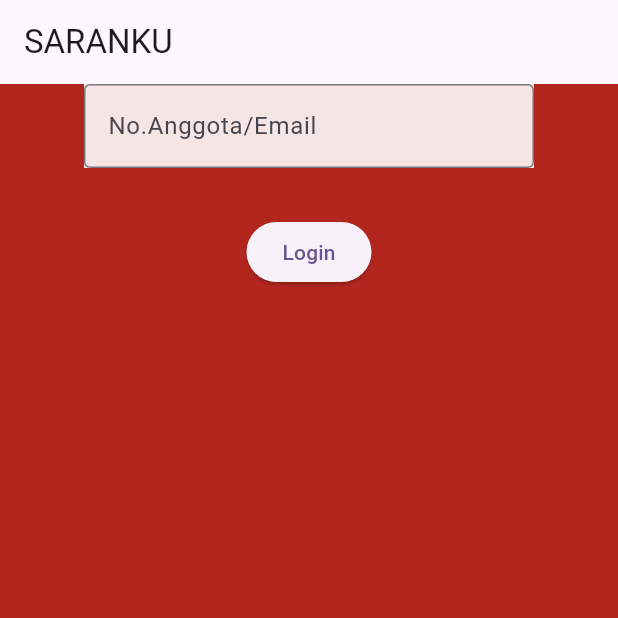
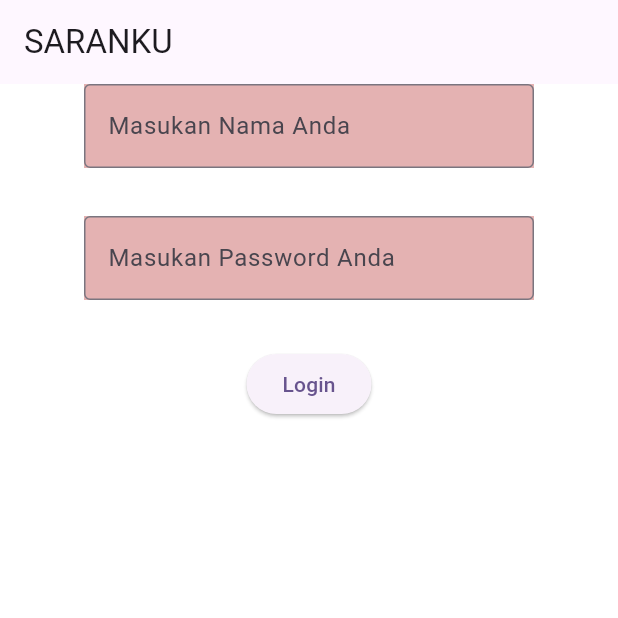
Before and after one commit to Schneider182/appSaranakuu, a Flutter app: the screen it shows after launch, on a phone screen of 412 x 824 dp, the top half of it. Run offline on Flutter 3.47's test engine with Material 3 defaults, Android fonts, the phone set to English and light mode, and no system bars.

Commit message:
Oct 8, 2026, 10:25 AM

```diff
--- a/lib/login.dart
+++ b/lib/login.dart
@@ -8,27 +8,50 @@ class LoginPage extends StatefulWidget {
 }
 
 class _LoginPageState extends State<LoginPage> {
-  TextEditingController inputAnggota = TextEditingController();
-  TextEditingController inputSandi = TextEditingController();
+  TextEditingController inputNama = TextEditingController();
+  TextEditingController inputPassword = TextEditingController();
+
   @override
   Widget build(BuildContext context) {
     return Scaffold(
       appBar: AppBar(title: Text("SARANKU")),
-      backgroundColor: Color.fromARGB(255, 179, 38, 30),
+
+      backgroundColor: Color(0xFFFFFFFF),
+
       body: Column(
         children: [
           Center(
             child: Container(
               width: 300,
-              color: Color.fromARGB(225, 255, 255, 255),
+              color: Color.fromARGB(197, 220, 155, 155),
+
               child: TextField(
                 decoration: InputDecoration(
-                  hintText: "No.Anggota/Email",
+                  hintText: "Masukan Nama Anda",
                   border: OutlineInputBorder(),
                 ),
-                controller: inputSandi,
-                onSubmitted: (value) {
-                  inputSandi.text = value;
+                controller: inputNama,
+                onSubmitted: (values) {
+                  inputNama.text = values;
+                },
+              ),
+            ),
+          ),
+
+          Padding(padding: EdgeInsets.all(16)),
+          Center(
+            child: Container(
+              width: 300,
+              color: Color.fromARGB(197, 220, 155, 155),
+
+              child: TextField(
+                decoration: InputDecoration(
+                  hintText: "Masukan Password Anda",
+                  border: OutlineInputBorder(),
+                ),
+                controller: inputPassword,
+                onSubmitted: (values) {
+                  inputPassword.text = values;
                 },
               ),
             ),
@@ -38,8 +61,8 @@ class _LoginPageState extends State<LoginPage> {
           ElevatedButton(
             child: Text("Login"),
             onPressed: () {
-              print(inputAnggota.text);
-              print(inputSandi.text);
+              print(inputNama.text);
+              print(inputPassword.text);
               //Navigator.pushNamed(context, "/home"),
               Navigator.pushNamed(context, "/home");
             },
```
Also changed, not shown: lib/test.dart (+1 -7 lines).
